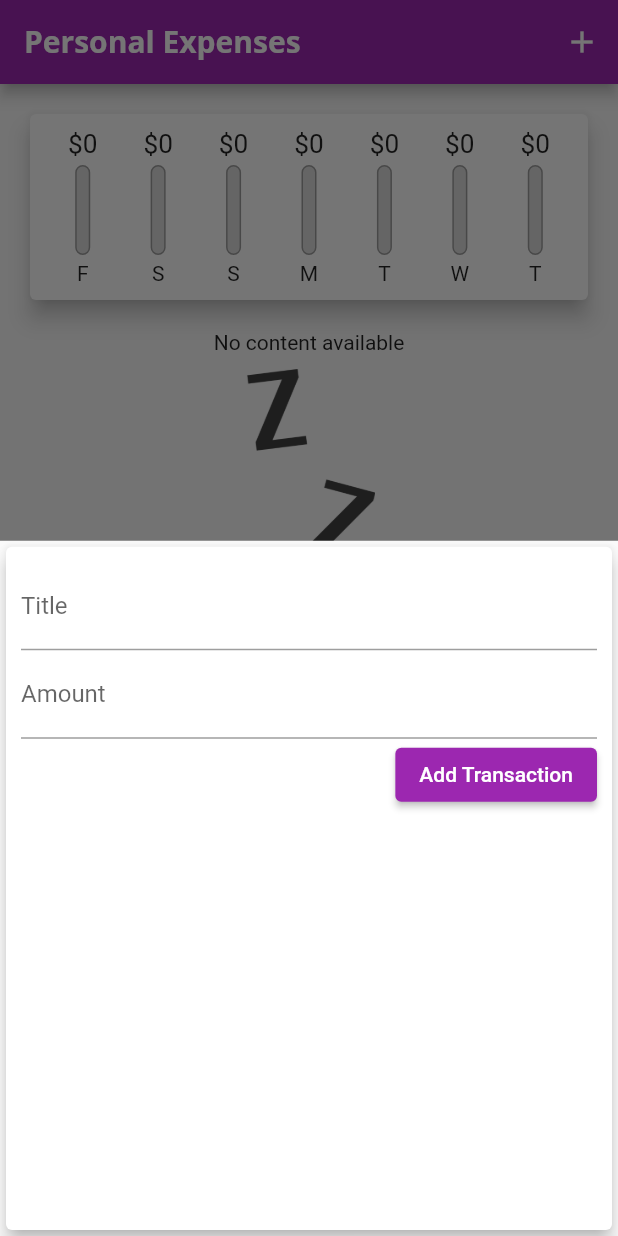
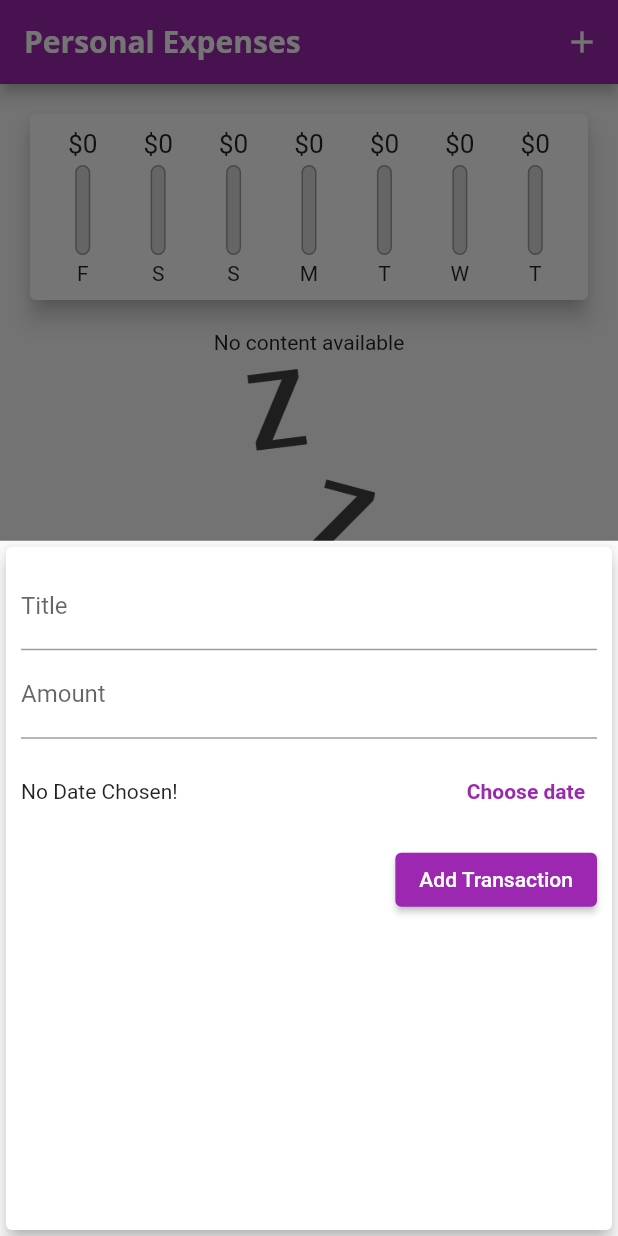
Before and after one commit to jandiralceu/expense_planner, a Flutter app: the screen it shows after launch, after a tap on the "add" icon, on a phone screen of 412 x 824 dp. Run offline on Flutter 3.47's test engine with Material 2 defaults, Android fonts, the phone set to English and light mode, and no system bars.

Commit message:
fix: change size

```diff
--- a/lib/main.dart
+++ b/lib/main.dart
@@ -17,13 +17,13 @@ class MyApp extends StatefulWidget {
 class _MyAppState extends State<MyApp> {
   final List<Transaction> _transactions = [];
 
-  void _addNewTransaction(String title, double amount) {
+  void _addNewTransaction(String title, double amount, DateTime date) {
     setState(() {
       _transactions.add(Transaction(
         id: DateTime.now().toString(),
         title: title,
         amount: amount,
-        date: DateTime.now(),
+        date: date,
       ));
     });
   }
@@ -38,6 +38,12 @@ class _MyAppState extends State<MyApp> {
             behavior: HitTestBehavior.opaque,
           );
         });
+  }
+
+  void _deleteTransaction(String id) {
+    setState(() {
+      _transactions.removeWhere((transaction) => transaction.id == id);
+    });
   }
 
   @override
@@ -57,14 +63,10 @@ class _MyAppState extends State<MyApp> {
             ),
             body: SingleChildScrollView(
               child: Column(
-                mainAxisAlignment: MainAxisAlignment.start,
                 crossAxisAlignment: CrossAxisAlignment.stretch,
                 children: [
-                  SizedBox(
-                    width: double.infinity,
-                    child: Chart(_transactions),
-                  ),
-                  TransactionList(_transactions),
+                  Chart(_transactions),
+                  TransactionList(_transactions, _deleteTransaction),
                 ],
               ),
             ),
--- a/lib/widgets/transaction_create.dart
+++ b/lib/widgets/transaction_create.dart
@@ -1,4 +1,5 @@
 import 'package:flutter/material.dart';
+import 'package:intl/intl.dart';
 
 class NewTransaction extends StatefulWidget {
   const NewTransaction(this.addTransaction, {Key? key}) : super(key: key);
@@ -10,20 +11,36 @@ class NewTransaction extends StatefulWidget {
 }
 
 class _NewTransactionState extends State<NewTransaction> {
-  final titleController = TextEditingController();
-  final amountController = TextEditingController();
+  DateTime? _selectedDate;
+  final _titleController = TextEditingController();
+  final _amountController = TextEditingController();
 
-  void submitHandler() {
-    final title = titleController.text;
-    final amount = double.parse(amountController.text);
+  void _submitHandler() {
+    final title = _titleController.text;
+    final amount = double.parse(_amountController.text);
 
-    if (title.isEmpty || amount <= 0) {
+    if (title.isEmpty || amount <= 0 || _selectedDate == null) {
       return;
     }
 
-    widget.addTransaction(title, amount);
+    widget.addTransaction(title, amount, _selectedDate);
 
     Navigator.of(context).pop();
+  }
+
+  void _showDatePicker() {
+    showDatePicker(
+      context: context,
+      initialDate: DateTime.now(),
+      firstDate: DateTime(2019),
+      lastDate: DateTime.now(),
+    ).then((date) {
+      if (date == null) return;
+
+      setState(() {
+        _selectedDate = date;
+      });
+    });
   }
 
   @override
@@ -37,18 +54,38 @@ class _NewTransactionState extends State<NewTransaction> {
           children: [
             TextField(
               decoration: const InputDecoration(labelText: 'Title'),
-              controller: titleController,
+              controller: _titleController,
             ),
             TextField(
               decoration: const InputDecoration(labelText: 'Amount'),
-              controller: amountController,
+              controller: _amountController,
               keyboardType: const TextInputType.numberWithOptions(
                 decimal: true,
               ),
-              onSubmitted: (_) => submitHandler(),
+              onSubmitted: (_) => _submitHandler(),
+            ),
+            SizedBox(
+              height: 70,
+              child: Row(
+                children: [
+                  Expanded(
+                    child: Text(_selectedDate == null ? 'No Date Chosen!' :
+                    'Selected date: ${DateFormat.yMd().format(_selectedDate as
+                    DateTime)}'),
+                  ),
+                  TextButton(
+                    onPressed: _showDatePicker,
+                    child: const Text(
+                      'Choose '
+                      'date',
+                      style: TextStyle(fontWeight: FontWeight.bold),
+                    ),
+                  ),
+                ],
+              ),
             ),
             ElevatedButton(
-              onPressed: submitHandler,
+              onPressed: _submitHandler,
               child: const Text('Add '
                   'Transaction'),
             ),
--- a/lib/widgets/transaction_list.dart
+++ b/lib/widgets/transaction_list.dart
@@ -5,14 +5,16 @@ import './no_transactions.dart';
 import '../models/transaction.dart';
 
 class TransactionList extends StatelessWidget {
-  const TransactionList(this.transactions, {Key? key}) : super(key: key);
+  const TransactionList(this.transactions, this.deleteTransaction, {Key? key})
+      : super(key: key);
 
+  final Function deleteTransaction;
   final List<Transaction> transactions;
 
   @override
   Widget build(BuildContext context) {
     return SizedBox(
-      height: 300,
+      height: 450,
       child: transactions.isEmpty
           ? const NoTransactions()
           : ListView.builder(
@@ -42,6 +44,12 @@ class TransactionList extends StatelessWidget {
                     subtitle: Text(
                       DateFormat.yMMMd().format(transactions[index].date),
                     ),
+                    trailing: IconButton(
+                      icon: const Icon(Icons.delete),
+                      color: Theme.of(context).errorColor,
+                      onPressed: () =>
+                          deleteTransaction(transactions[index].id),
+                    ),
                   ),
                 );
               },
```
